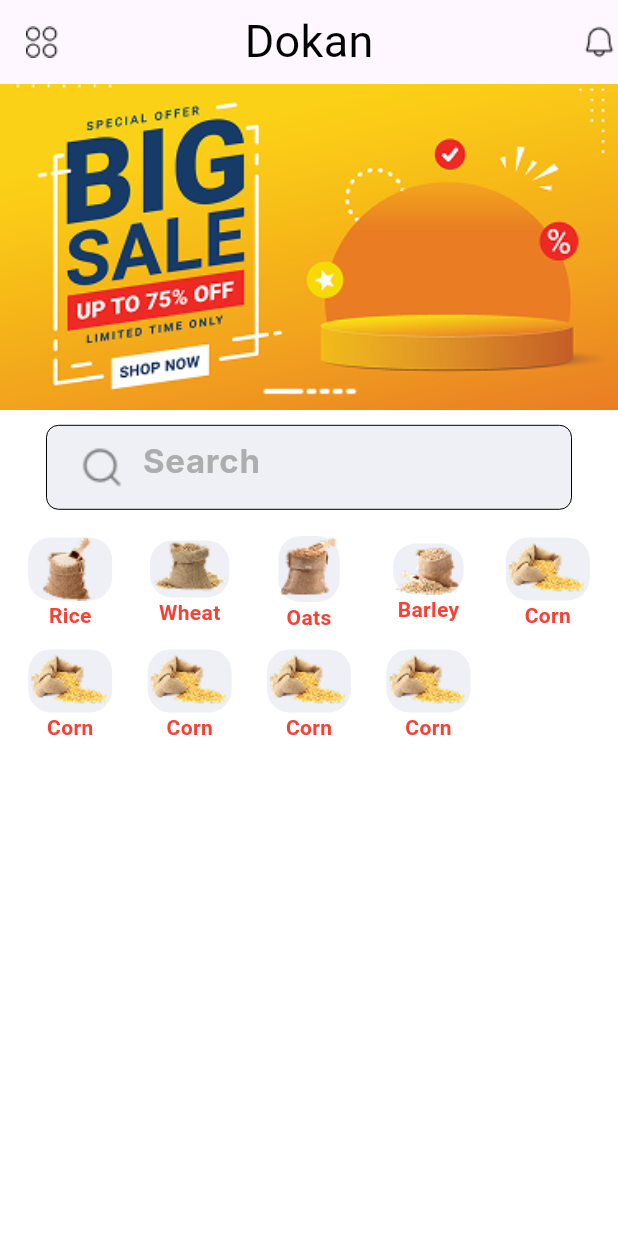
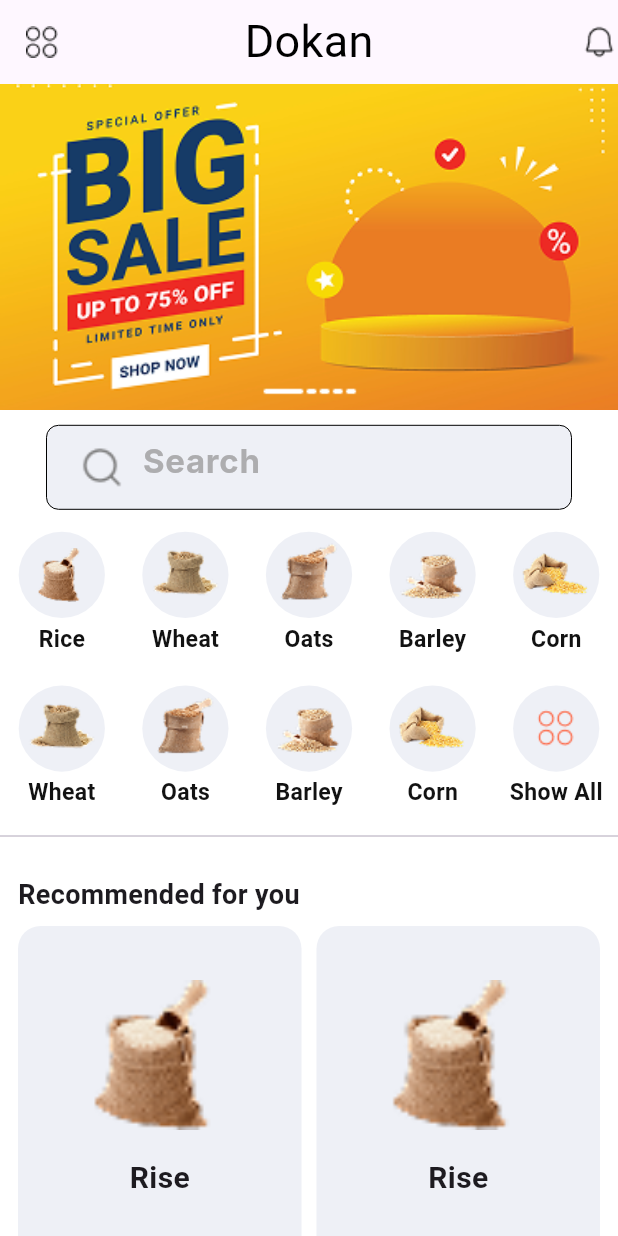
Before and after one commit to IAftabRehman/Karyana-App-with-API-Flutter, a Flutter app: the HomeScreen screen opened by its route, on a phone screen of 412 x 824 dp. Run offline on Flutter 3.47's test engine with Material 3 defaults, Android fonts, the light colour scheme and no system bars; our stand-ins replace flutter_animate, flutter_bounce; Roboto replaces fonts that are missing (Inter, Krona).

Commit message:
Create new files and working with models as well

```diff
--- /dev/null
+++ b/lib/Models/BrandModel.dart
@@ -0,0 +1,6 @@
+class BrandModel{
+  final String name;
+  final String image;
+
+  BrandModel({required this.name, required this.image});
+}
--- a/lib/Presentation/Views/HomeScreen.dart
+++ b/lib/Presentation/Views/HomeScreen.dart
@@ -1,5 +1,6 @@
 import 'package:flutter/material.dart';
 import 'package:internship_second_task/Configuration/AppColors.dart';
+import 'package:internship_second_task/Configuration/AppRoutes.dart';
 import 'package:internship_second_task/Models/CategoriesModel.dart';
 import 'package:internship_second_task/Presentation/Elements/CustomContainer.dart';
 import 'package:internship_second_task/Presentation/Elements/CustomText.dart';
@@ -19,10 +20,11 @@ class _HomeScreenState extends State<HomeScreen> {
     CategoriesModel(name: "Oats", image: "assets/images/oats.png"),
     CategoriesModel(name: "Barley", image: "assets/images/barley.png"),
     CategoriesModel(name: "Corn", image: "assets/images/corn.png"),
+    CategoriesModel(name: "Wheat", image: "assets/images/wheat.png"),
+    CategoriesModel(name: "Oats", image: "assets/images/oats.png"),
+    CategoriesModel(name: "Barley", image: "assets/images/barley.png"),
     CategoriesModel(name: "Corn", image: "assets/images/corn.png"),
-    CategoriesModel(name: "Corn", image: "assets/images/corn.png"),
-    CategoriesModel(name: "Corn", image: "assets/images/corn.png"),
-    CategoriesModel(name: "Corn", image: "assets/images/corn.png"),
+    CategoriesModel(name: null, image: "assets/images/corn.png"),
   ];
 
   @override
@@ -67,79 +69,114 @@ class _HomeScreenState extends State<HomeScreen> {
             SizedBox(height: 15),
 
             GridView.builder(
-              padding: EdgeInsets.symmetric(horizontal: 12),
               shrinkWrap: true,
               itemCount: categories.length,
               gridDelegate: SliverGridDelegateWithFixedCrossAxisCount(
                 crossAxisCount: 5,
+                mainAxisSpacing: 20,
+              ),
+              physics: NeverScrollableScrollPhysics(),
+              itemBuilder: (context, index) => FittedBox(
+                child: GestureDetector(
+                  onTap: () {
+                    Navigator.pushReplacementNamed(
+                      context,
+                      AppRoutes.chooseBrand,
+                      arguments: {
+                        "image": categories[index].image,
+                        "name": categories[index].name ?? "Show All",
+                      }
+                    );
+                  },
+                  child: Column(
+                    mainAxisAlignment: MainAxisAlignment.center,
+                    children: [
+                      MyContainer(
+                        height: 60,
+                        width: 60,
+                        decoration: BoxDecoration(
+                          shape: BoxShape.circle,
+                          color: AppColors.secondaryBackgroundColor,
+                        ),
+                        padding: EdgeInsets.all(5),
+                        child: Center(
+                          child: Image.asset(
+                            categories[index].name != null
+                                ? categories[index].image
+                                : "assets/icons/showAll.png",
+                          ),
+                        ),
+                      ),
+                      const SizedBox(height: 3),
+                      Text(
+                        categories[index].name != null
+                            ? categories[index].name!
+                            : "Show All",
+                        style: TextStyle(
+                          fontSize: 16,
+                          fontWeight: FontWeight.w600,
+                          color: AppColors.textColor,
+                        ),
+                      ),
+                    ],
+                  ),
+                ),
+              ),
+            ),
+
+            const SizedBox(height: 10),
+            const Divider(),
+            const SizedBox(height: 10),
+            Padding(
+              padding: const EdgeInsets.symmetric(horizontal: 12, vertical: 8),
+              child: Text(
+                "Recommended for you",
+                style: TextStyle(fontSize: 18, fontWeight: FontWeight.bold),
+              ),
+            ),
+
+            GridView.builder(
+              padding: EdgeInsets.symmetric(horizontal: 12),
+              physics: NeverScrollableScrollPhysics(),
+              shrinkWrap: true,
+              itemCount: 4,
+              gridDelegate: SliverGridDelegateWithFixedCrossAxisCount(
+                crossAxisCount: 2,
                 crossAxisSpacing: 10,
-                mainAxisSpacing: 5,
-
+                mainAxisSpacing: 10,
+                childAspectRatio: 2.5 / 3,
               ),
-              itemBuilder: (context, index) => Column(
+              itemBuilder: (context, index) => Container(
+                decoration: BoxDecoration(
+                  borderRadius: BorderRadius.circular(15),
+                  color: AppColors.secondaryBackgroundColor
+                ),
+                child: Column(
                   mainAxisAlignment: MainAxisAlignment.center,
                   crossAxisAlignment: CrossAxisAlignment.center,
                   children: [
                     MyContainer(
-                    decoration: BoxDecoration(
-                      borderRadius: BorderRadius.circular(15),
-                      color: AppColors.secondaryBackgroundColor,
+                      height: 100,
+                      child: Image.asset(
+                        'assets/images/rice.png',
+                        fit: BoxFit.cover,
                       ),
-                    child: Image.asset(categories[index].image),
                     ),
-                  Text(
-                    categories[index].name!,
+                    const SizedBox(height: 10),
+                    Padding(
+                      padding: const EdgeInsets.all(8.0),
+                      child: Text(
+                        'Rise',
                         style: TextStyle(
                           fontWeight: FontWeight.w600,
-                      color: Colors.red,
+                          fontSize: 20,
                         ),
                       ),
-                  categories[index].name == null ? SizedBox() : SizedBox()
+                    ),
                   ],
                 ),
               ),
-
-            // Padding(
-            //   padding: const EdgeInsets.symmetric(horizontal: 12, vertical: 8),
-            //   child: Text(
-            //     "Recommended for you",
-            //     style: TextStyle(fontSize: 18, fontWeight: FontWeight.bold),
-            //   ),
-            // ),
-            //
-            //
-            // GridView.builder(
-            //   padding: EdgeInsets.symmetric(horizontal: 12),
-            //   physics: NeverScrollableScrollPhysics(),
-            //   shrinkWrap: true,
-            //   itemCount: 4,
-            //   gridDelegate: SliverGridDelegateWithFixedCrossAxisCount(
-            //     crossAxisCount: 2,
-            //     crossAxisSpacing: 10,
-            //     mainAxisSpacing: 10,
-            //     childAspectRatio: 3 / 4,
-            //   ),
-            //   itemBuilder: (context, index) => Container(
-            //     decoration: BoxDecoration(
-            //       borderRadius: BorderRadius.circular(15),
-            //       color: Colors.grey.shade100,
-            //     ),
-            //     child: Column(
-            //       crossAxisAlignment: CrossAxisAlignment.center,
-            //       children: [
-            //         Image.asset('assets/rice.png'),
-            //         Padding(
-            //           padding: const EdgeInsets.all(8.0),
-            //           child: Text(
-            //             'Product Name',
-            //             style: TextStyle(fontWeight: FontWeight.w600),
-            //           ),
-            //         ),
-            //         categories[index].name == null ? SizedBox() : SizedBox()
-            //       ],
-            //     ),
-            //   ),
-            // ),
+            ),
           ],
         ),
       ),
--- a/lib/main.dart
+++ b/lib/main.dart
@@ -15,6 +15,7 @@ class MyApp extends StatelessWidget {
       title: 'Karyana App',
       initialRoute: AppRoutes.splash,
       routes: AppRoutes.routes,
+      onGenerateRoute: AppRoutes.onGenerateRoute,
     );
   }
 }
```
Also changed, not shown: lib/Configuration/AppRoutes.dart (+17 -15 lines), lib/Presentation/Views/ChooseBrand.dart (added, +124 -0 lines), assets/icons/showAll.png (added), assets/images/brand1.png (added), assets/images/brand2.png (added), assets/images/brand3.png (added), assets/images/brand4.png (added), assets/images/brand5.png (added). Lines whose indentation alone changed are shown as unchanged.
